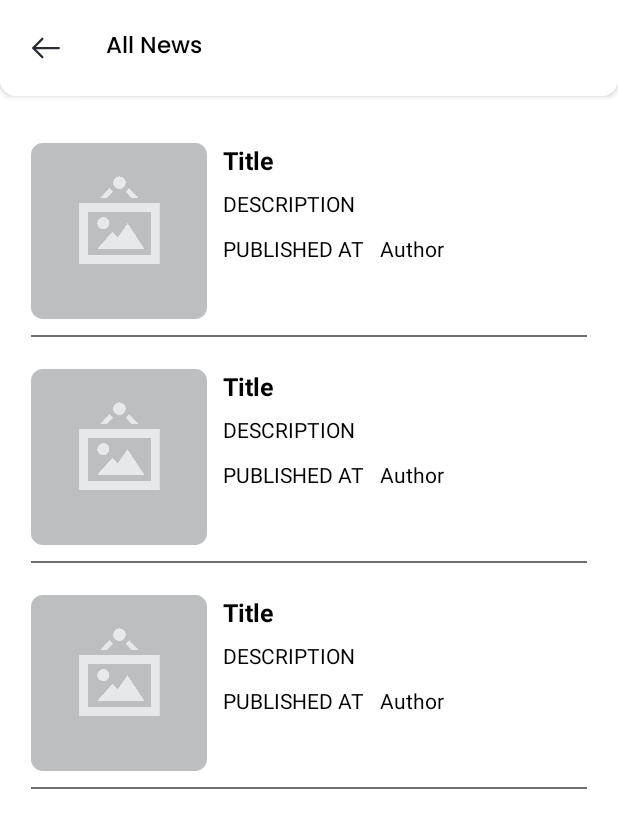
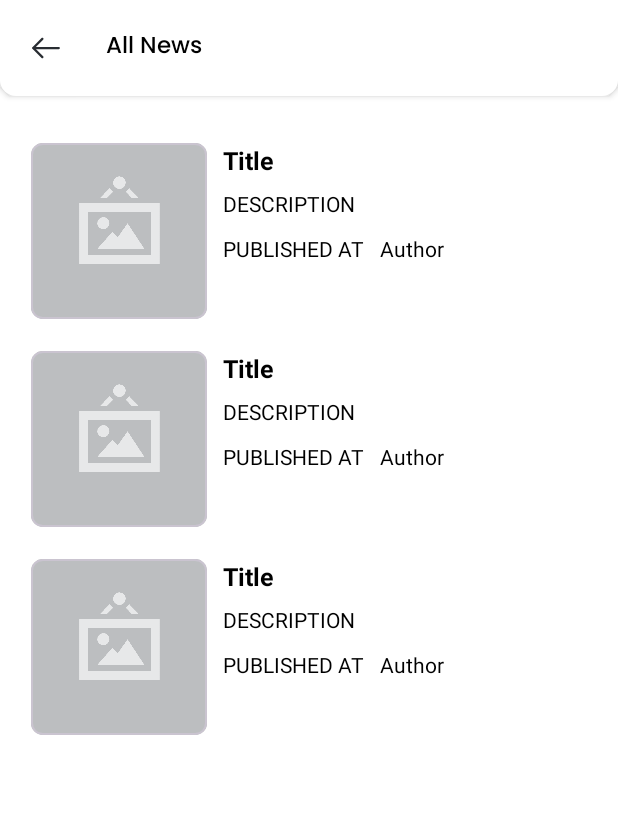
Before and after one commit to abdallah-marwad/TaskNewsBiddex, an Android app: the layout activity_news.xml on its own in the app's theme, with its tools: preview values and no code run, on a phone screen of 412 x 824 dp. Shown: the top 828 px of the screen. Run offline under Robolectric (Android 15) with nearby library versions, the phone set to English and light mode, and no system bars.

Commit message:
feat: add shimmer and swipe to refresh to NewsActivity.

```diff
--- a/app/build.gradle.kts
+++ b/app/build.gradle.kts
@@ -70,5 +70,9 @@ dependencies {
     // Glide
     implementation (libs.glide)
     implementation (libs.glide.compiler)
+    //shimmer
+    implementation(libs.shimmer)
+    //swipe to refresh
+    implementation(libs.swipe.refresh)
 
 }
--- a/app/src/main/java/com/example/taskbiddex/features/news/data/remote/ApiServices.kt
+++ b/app/src/main/java/com/example/taskbiddex/features/news/data/remote/ApiServices.kt
@@ -1,7 +1,7 @@
 package com.example.taskbiddex.features.news.data.remote
 
 import com.example.taskbiddex.common.utils.Constant
-import com.example.taskbiddex.features.news.data.model.article.NewsResponse
+import com.example.taskbiddex.features.news.domain.entity.article.NewsResponse
 import retrofit2.Response
 import retrofit2.http.GET
 import retrofit2.http.Query
--- a/app/src/main/java/com/example/taskbiddex/features/news/data/repoImpl/NewsRepoImpl.kt
+++ b/app/src/main/java/com/example/taskbiddex/features/news/data/repoImpl/NewsRepoImpl.kt
@@ -4,8 +4,7 @@ package com.example.taskbiddex.features.news.data.repoImpl
 import com.example.taskbiddex.common.utils.Constant
 import com.example.taskbiddex.common.utils.ErrorType
 import com.example.taskbiddex.common.utils.Resource
-import com.example.taskbiddex.features.news.data.model.article.Article
-import com.example.taskbiddex.features.news.data.model.article.NewsResponse
+import com.example.taskbiddex.features.news.domain.entity.article.NewsResponse
 import com.example.taskbiddex.features.news.data.remote.ApiServices
 import com.example.taskbiddex.features.news.domain.repo.NewsRepoAbstract
 import com.tailors.doctoria.utils.InternetConnection
--- a/app/src/main/java/com/example/taskbiddex/features/news/data/model/article/Article.kt
+++ b/app/src/main/java/com/example/taskbiddex/features/news/domain/entity/article/Article.kt
@@ -1,4 +1,4 @@
-package com.example.taskbiddex.features.news.data.model.article
+package com.example.taskbiddex.features.news.domain.entity.article
 
 import java.io.Serializable
 
--- a/app/src/main/java/com/example/taskbiddex/features/news/data/model/article/NewsResponse.kt
+++ b/app/src/main/java/com/example/taskbiddex/features/news/domain/entity/article/NewsResponse.kt
@@ -1,4 +1,4 @@
-package com.example.taskbiddex.features.news.data.model.article
+package com.example.taskbiddex.features.news.domain.entity.article
 
 data class NewsResponse(
     val articles: MutableList<Article>,
--- a/app/src/main/java/com/example/taskbiddex/features/news/data/model/article/Source.kt
+++ b/app/src/main/java/com/example/taskbiddex/features/news/domain/entity/article/Source.kt
@@ -1,4 +1,4 @@
-package com.example.taskbiddex.features.news.data.model.article
+package com.example.taskbiddex.features.news.domain.entity.article
 
 import java.io.Serializable
 
--- a/app/src/main/java/com/example/taskbiddex/features/news/domain/repo/NewsRepo.kt
+++ b/app/src/main/java/com/example/taskbiddex/features/news/domain/repo/NewsRepo.kt
@@ -1,8 +1,7 @@
 package com.example.taskbiddex.features.news.domain.repo
 
 import com.example.taskbiddex.common.utils.Resource
-import com.example.taskbiddex.features.news.data.model.article.Article
-import com.example.taskbiddex.features.news.data.model.article.NewsResponse
+import com.example.taskbiddex.features.news.domain.entity.article.NewsResponse
 
 interface NewsRepoAbstract  {
     suspend fun getAllNews(page :  Int): Resource<NewsResponse?>
--- a/app/src/main/java/com/example/taskbiddex/features/news/presentation/newsDetails/NewsDetailsActivity.kt
+++ b/app/src/main/java/com/example/taskbiddex/features/news/presentation/newsDetails/NewsDetailsActivity.kt
@@ -8,7 +8,7 @@ import com.example.taskbiddex.common.utils.Constant
 import com.example.taskbiddex.common.utils.DateFormatter
 import com.example.taskbiddex.common.utils.UrlOpener
 import com.example.taskbiddex.databinding.ActivityNewsDetailsBinding
-import com.example.taskbiddex.features.news.data.model.article.Article
+import com.example.taskbiddex.features.news.domain.entity.article.Article
 
 class NewsDetailsActivity : BaseActivity<ActivityNewsDetailsBinding>() {
     lateinit var article : Article
--- a/app/src/main/res/layout/activity_news.xml
+++ b/app/src/main/res/layout/activity_news.xml
@@ -1,19 +1,23 @@
 <?xml version="1.0" encoding="utf-8"?>
-<androidx.constraintlayout.widget.ConstraintLayout xmlns:android="http://schemas.android.com/apk/res/android"
+<androidx.swiperefreshlayout.widget.SwipeRefreshLayout
+    xmlns:android="http://schemas.android.com/apk/res/android"
     xmlns:app="http://schemas.android.com/apk/res-auto"
     xmlns:tools="http://schemas.android.com/tools"
+    android:id="@+id/swipView"
+    android:layout_width="match_parent"
+    android:layout_height="match_parent">
+
+    <androidx.constraintlayout.widget.ConstraintLayout
         android:id="@+id/main"
         android:layout_width="match_parent"
         android:layout_height="match_parent"
+        android:animateLayoutChanges="true"
         android:background="@color/white"
-    android:animateLayoutChanges="true"
         tools:context=".features.news.presentation.news.NewsActivity">
+
         <include
             android:id="@+id/appBar"
-        android:layout_width="match_parent"
-        android:layout_height="?actionBarSize"
-        layout="@layout/app_bar"
-        />
+            layout="@layout/app_bar" />
 
         <androidx.recyclerview.widget.RecyclerView
             android:id="@+id/rvBreakingNews"
@@ -29,41 +33,34 @@
             app:layout_constraintTop_toBottomOf="@id/appBar"
             tools:listitem="@layout/item_article" />
 
-    <LinearLayout
+        <include
             android:id="@+id/errArea"
-        android:layout_width="match_parent"
+            layout="@layout/no_data"
+            android:layout_width="wrap_content"
             android:layout_height="wrap_content"
-        android:orientation="vertical"
-        android:gravity="center"
-        android:visibility="gone"
             app:layout_constraintBottom_toBottomOf="parent"
             app:layout_constraintEnd_toEndOf="parent"
             app:layout_constraintStart_toStartOf="parent"
-        app:layout_constraintTop_toBottomOf="@id/appBar">
-        <ImageView
-            android:id="@+id/imgErr"
-            android:layout_width="@dimen/_180sdp"
-            android:layout_height="wrap_content"
-            android:src="@drawable/paper_img"
-            android:adjustViewBounds="true"
-            />
-        <TextView
-            android:id="@+id/errTxt"
-            android:layout_width="wrap_content"
-            android:layout_height="wrap_content"
-            android:layout_margin="@dimen/_16sdp"
-            style="@style/hintTxtStyle"
-            android:text="@string/some_err_happened"
-            />
-    </LinearLayout>
+            app:layout_constraintTop_toBottomOf="@id/appBar" />
+
+        <include
+            android:id="@+id/shimmer"
+            layout="@layout/home_shimmer"
+            android:layout_width="match_parent"
+            android:layout_height="0dp"
+            app:layout_constraintBottom_toBottomOf="parent"
+            app:layout_constraintEnd_toEndOf="parent"
+            app:layout_constraintStart_toStartOf="parent"
+            app:layout_constraintTop_toBottomOf="@id/appBar" />
 
         <ProgressBar
             android:id="@+id/pagingProgress"
             android:layout_width="wrap_content"
             android:layout_height="wrap_content"
+            android:layout_marginBottom="@dimen/_8sdp"
             android:visibility="gone"
-        android:layout_marginBottom="@dimen/_8sdp"
             app:layout_constraintBottom_toBottomOf="parent"
             app:layout_constraintEnd_toEndOf="parent"
             app:layout_constraintStart_toStartOf="parent" />
     </androidx.constraintlayout.widget.ConstraintLayout>
+</androidx.swiperefreshlayout.widget.SwipeRefreshLayout>
--- a/app/src/main/res/layout/item_article.xml
+++ b/app/src/main/res/layout/item_article.xml
@@ -1,14 +1,13 @@
 <?xml version="1.0" encoding="utf-8"?>
 <androidx.constraintlayout.widget.ConstraintLayout xmlns:android="http://schemas.android.com/apk/res/android"
     xmlns:app="http://schemas.android.com/apk/res-auto"
-    xmlns:tools="http://schemas.android.com/tools"
     android:layout_width="match_parent"
     android:layout_height="wrap_content"
-    android:divider="?android:dividerHorizontal"
-    android:paddingVertical="@dimen/_8sdp"
-    android:showDividers="middle">
+    xmlns:tools="http://schemas.android.com/tools"
+    android:paddingVertical="@dimen/_8sdp">
 
-    <androidx.cardview.widget.CardView
+    <!-- Replaced CardView with MaterialCardView for better performance -->
+    <com.google.android.material.card.MaterialCardView
         android:id="@+id/imgCard"
         android:layout_width="@dimen/_90sdp"
         android:layout_height="@dimen/_90sdp"
@@ -22,25 +21,9 @@
             android:layout_width="match_parent"
             android:layout_height="match_parent"
             android:scaleType="centerCrop"
-            android:transitionName="sharedImage"
+            android:transitionName="@string/shared_img"
             android:src="@drawable/err_banner" />
-    </androidx.cardview.widget.CardView>
-
-    <TextView
-        android:id="@+id/tvAuthor"
-        android:layout_width="0dp"
-        android:layout_height="wrap_content"
-        android:layout_marginStart="@dimen/_8sdp"
-        android:layout_marginTop="@dimen/_8sdp"
-        android:ellipsize="end"
-        android:maxLines="1"
-        android:singleLine="true"
-        android:text="Author"
-        android:textColor="@android:color/black"
-        app:layout_constraintEnd_toEndOf="parent"
-        app:layout_constraintStart_toEndOf="@+id/tvPublishedAt"
-        app:layout_constraintTop_toBottomOf="@+id/tvDescription" />
-
+    </com.google.android.material.card.MaterialCardView>
 
     <TextView
         android:id="@+id/title"
@@ -71,6 +54,7 @@
         app:layout_constraintStart_toEndOf="@+id/imgCard"
         app:layout_constraintTop_toBottomOf="@+id/title" />
 
+    <!-- Removed unnecessary chaining between TextViews -->
     <TextView
         android:id="@+id/tvPublishedAt"
         android:layout_width="wrap_content"
@@ -81,11 +65,17 @@
         app:layout_constraintStart_toStartOf="@+id/tvDescription"
         app:layout_constraintTop_toBottomOf="@+id/tvDescription" />
 
+    <TextView
+        android:id="@+id/tvAuthor"
+        android:layout_width="wrap_content"
+        android:layout_height="wrap_content"
+        android:layout_marginStart="@dimen/_8sdp"
+        android:ellipsize="end"
+        android:maxLines="1"
+        android:singleLine="true"
+        android:text="Author"
+        android:textColor="@android:color/black"
+        app:layout_constraintStart_toEndOf="@+id/tvPublishedAt"
+        app:layout_constraintTop_toTopOf="@+id/tvPublishedAt" />
 
-    <View
-        android:layout_width="match_parent"
-        android:layout_height="1dp"
-        android:layout_marginTop="@dimen/_8sdp"
-        android:background="@color/black_65_opacity"
-        app:layout_constraintTop_toBottomOf="@+id/imgCard" />
 </androidx.constraintlayout.widget.ConstraintLayout>
--- a/app/src/main/res/values/colors.xml
+++ b/app/src/main/res/values/colors.xml
@@ -7,5 +7,6 @@
     <color name="red">#FF0000</color>
     <color name="black_65_opacity">#A6212121</color>
     <color name="gray">#7C7C7C</color>
+    <color name="shimmer_color">#D8D7D7</color>
 
 </resources>
--- a/app/src/main/res/values/strings.xml
+++ b/app/src/main/res/values/strings.xml
@@ -7,6 +7,7 @@
     <string name="articles">All News</string>
     <string name="visit_website">Visit website</string>
     <string name="err_happened_in_link">Cannot open the link</string>
+    <string name="shared_img" translatable="false">sharedImage</string>
 
 
 </resources>
--- a/gradle/libs.versions.toml
+++ b/gradle/libs.versions.toml
@@ -15,6 +15,8 @@ hilt-compiler = "1.2.0"
 retrofit = "2.9.0"
 okhttp3 = "4.10.0"
 glide = "4.11.0"
+shimmer = "0.5.0"
+swipe-refresh = "1.2.0-alpha01"
 lifecycle-viewmodel = "2.8.4"
 
 [libraries]
@@ -37,6 +39,8 @@ hilt-android-compiler = { group = "com.google.dagger", name = "hilt-android-comp
 hilt-compiler = { group = "androidx.hilt", name = "hilt-compiler", version.ref = "hilt-compiler" }
 glide= { group = "com.github.bumptech.glide", name = "glide", version.ref = "glide" }
 glide-compiler = { group = "com.github.bumptech.glide", name = "compiler", version.ref = "glide" }
+shimmer = { group = "com.facebook.shimmer", name = "shimmer", version.ref = "shimmer" }
+swipe-refresh = { group = "androidx.swiperefreshlayout", name = "swiperefreshlayout", version.ref = "swipe-refresh" }
 
 [plugins]
 android-application = { id = "com.android.application", version.ref = "agp" }
```
Also changed, not shown: app/src/main/java/com/example/taskbiddex/features/news/presentation/news/NewsActivity.kt (+59 -20 lines), app/src/main/java/com/example/taskbiddex/features/news/presentation/news/NewsAdapter.kt (+7 -6 lines), app/src/main/java/com/example/taskbiddex/features/news/presentation/news/NewsViewModel.kt (+4 -4 lines), app/src/main/res/layout/activity_news_details.xml (+4 -3 lines), app/src/main/res/layout/home_shimmer.xml (added, +46 -0 lines), app/src/main/res/layout/home_shimmer_item.xml (added, +17 -0 lines), app/src/main/res/layout/no_data.xml (added, +24 -0 lines). Lines whose indentation alone changed are shown as unchanged.
